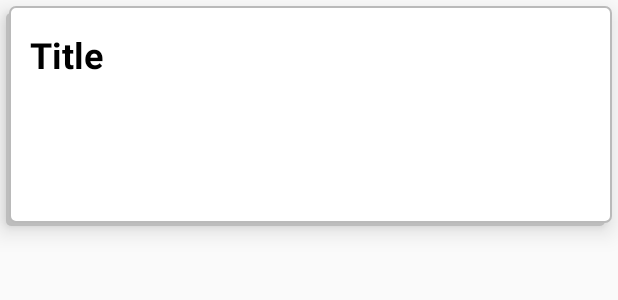
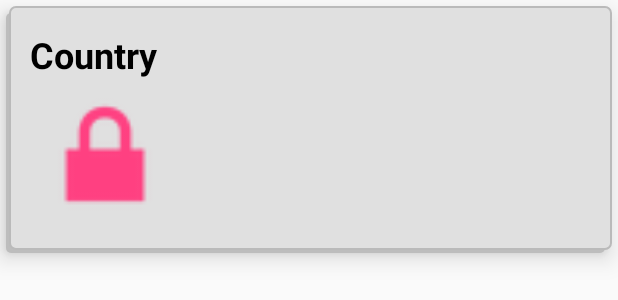
Before and after one commit to kamalakarrao/Nations, an Android app: the layout recycler_ui.xml on its own in the app's theme, with its tools: preview values and no code run, on a phone screen of 412 x 824 dp. Shown: the top 300 px of the screen. Run offline under Robolectric (Android 15) with nearby library versions, the phone set to English and light mode, and no system bars; network calls fail.

Commit message:
Listing screens contains country flag and country name

```diff
--- a/app/build.gradle
+++ b/app/build.gradle
@@ -19,11 +19,15 @@ android {
 }
 
 dependencies {
-    implementation fileTree(dir: 'libs', include: ['*.jar'])
+    implementation fileTree(include: ['*.jar'], dir: 'libs')
     implementation 'com.android.support:appcompat-v7:26.1.0'
     implementation 'com.android.support.constraint:constraint-layout:1.0.2'
     implementation 'com.android.support:design:26.1.0'
     testImplementation 'junit:junit:4.12'
+    compile 'com.android.volley:volley:1.0.0'
+    compile 'com.github.bumptech.glide:glide:3.6.0'
+    compile 'com.squareup.picasso:picasso:2.5.2'
     androidTestImplementation 'com.android.support.test:runner:1.0.1'
     androidTestImplementation 'com.android.support.test.espresso:espresso-core:3.0.1'
+    implementation files('libs/androidsvg-1.2.1.jar')
 }
--- a/app/src/main/AndroidManifest.xml
+++ b/app/src/main/AndroidManifest.xml
@@ -1,6 +1,8 @@
 <?xml version="1.0" encoding="utf-8"?>
 <manifest xmlns:android="http://schemas.android.com/apk/res/android"
     package="com.hksapps.nations">
+
+    <uses-permission android:name="android.permission.INTERNET"></uses-permission>
 
     <application
         android:allowBackup="true"
--- a/app/src/main/res/drawable/shadowbg.xml
+++ b/app/src/main/res/drawable/shadowbg.xml
@@ -10,7 +10,7 @@
             <item android:bottom="2dp" android:left="2dp">
                 <shape>
                     <gradient android:angle="270"
-                        android:endColor="#ffffff" android:startColor="#ffffff" />
+                        android:endColor="#e0e0e0" android:startColor="#E0E0E0" />
                     <stroke android:width="1dp" android:color="#BABABA" />
                     <corners android:radius="4dp" />
                     <padding android:bottom="10dp" android:left="10dp"
--- a/app/src/main/res/layout/recycler_ui.xml
+++ b/app/src/main/res/layout/recycler_ui.xml
@@ -1,32 +1,34 @@
 <?xml version="1.0" encoding="utf-8"?>
 <LinearLayout xmlns:android="http://schemas.android.com/apk/res/android"
+    android:id="@+id/Plist"
     android:layout_width="match_parent"
     android:layout_height="wrap_content"
+    android:layout_margin="4dp"
+    android:background="@drawable/shadowbg"
     android:elevation="10dp"
-    android:padding="16dp"
-    android:layout_margin="4dp"
-    android:id="@+id/Plist"
-    android:background="@drawable/shadowbg"
-    android:orientation="vertical">
+    android:orientation="vertical"
+    android:padding="16dp">
 
     <TextView
+        android:id="@+id/country"
         android:layout_width="wrap_content"
         android:layout_height="wrap_content"
-        android:text="Title"
-        android:textStyle="bold"
+        android:text="Country"
         android:textColor="#000000"
 
-        android:id="@+id/personal_title"
-        android:textSize="24sp"/>
+        android:textSize="24sp"
+        android:textStyle="bold" />
 
-    <TextView
-        android:layout_width="wrap_content"
-        android:layout_height="wrap_content"
-        android:id="@+id/item0"
+    <ImageView
+        android:id="@+id/flag"
+        android:layout_width="100dp"
+        android:layout_height="100dp"
+        android:src="@android:drawable/ic_lock_lock"
         android:textColor="#212121"
-        android:textSize="20sp"/>
+        android:textSize="20sp" />
 
-    <TextView
+
+    <!-- <TextView
          android:layout_width="wrap_content"
          android:layout_height="wrap_content"
          android:textColor="#212121"
@@ -40,7 +42,7 @@
          android:id="@+id/item2"
          android:textColor="#212121"
 
-        android:textSize="20sp"/>
+         android:textSize="20sp"/>-->
 
 
 </LinearLayout>
```
Also changed, not shown: app/src/main/java/com/hksapps/nations/JsonParse.java (added, +81 -0 lines), app/src/main/java/com/hksapps/nations/MainActivity.java (+78 -4 lines), app/src/main/java/com/hksapps/nations/NationObject.java (added, +34 -0 lines), app/src/main/java/com/hksapps/nations/RecyclerViewAdapter.java (added, +70 -0 lines), app/src/main/java/com/hksapps/nations/RecyclerViewHolder.java (added, +22 -0 lines), app/src/main/java/com/hksapps/nations/SvgLoaders/LoadSvgs.java (added, +57 -0 lines), app/src/main/java/com/hksapps/nations/SvgLoaders/SvgDecoder.java (added, +30 -0 lines), app/src/main/java/com/hksapps/nations/SvgLoaders/SvgDrawableTranscoder.java (added, +30 -0 lines), app/src/main/java/com/hksapps/nations/SvgLoaders/SvgSoftwareLayerSetter.java (added, +37 -0 lines), app/src/main/res/layout/activity_main.xml (+18 -0 lines), app/src/main/res/layout/content_main.xml (+1 -8 lines), app/libs/androidsvg-1.2.1.jar (added). Lines whose indentation alone changed are shown as unchanged.
